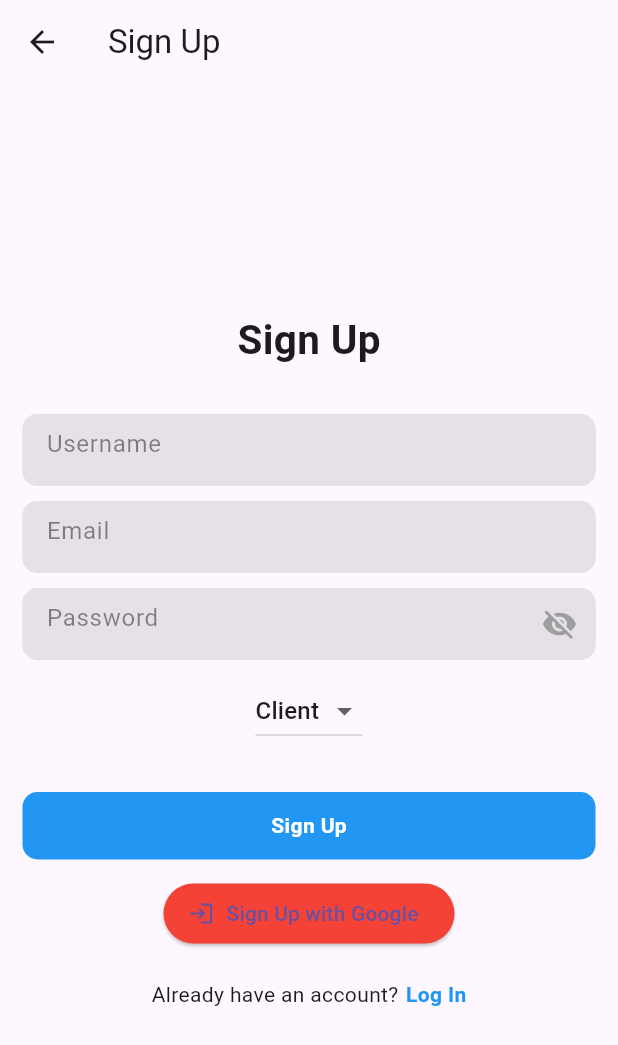
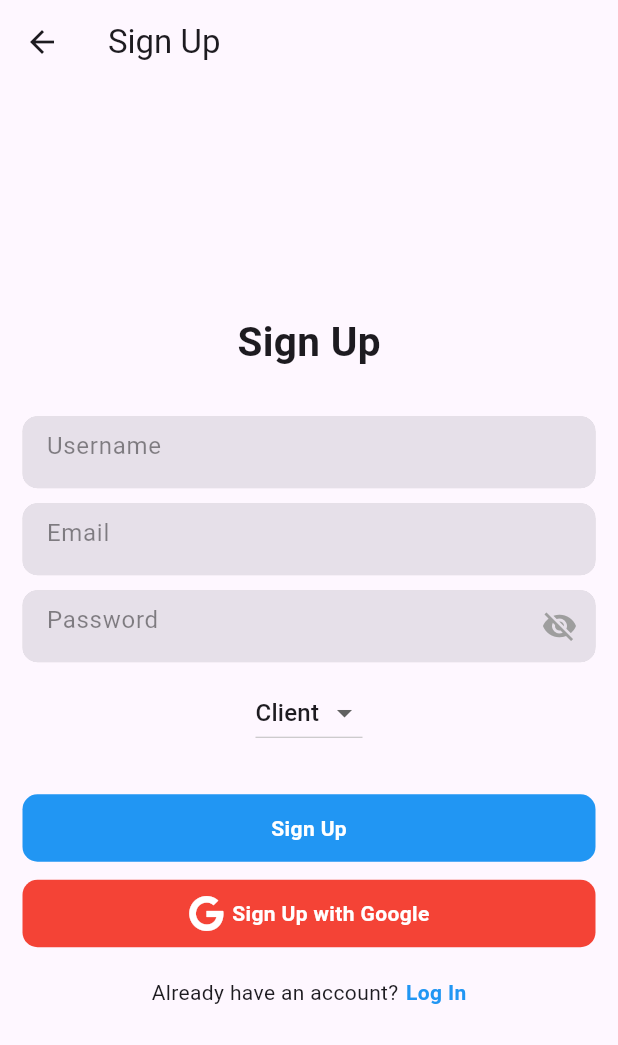
Before and after one commit to miriamjimenezj/coursefy, a Flutter app: the SignUpPage screen opened by its route, on a phone screen of 412 x 824 dp. Shown: the top 1045 px of the screen. Run offline on Flutter 3.47's test engine with Material 3 defaults, Android fonts, the light colour scheme and no system bars; our stand-ins replace cloud_firestore, file_picker, firebase_auth, firebase_core, firebase_storage, font_awesome_flutter and 1 more; accounts and stored records are empty; generated files the repository leaves out were written again.

Commit message:
SignUp with Google button

```diff
--- a/lib/features/presentation/pages/auth/sign_up_page.dart
+++ b/lib/features/presentation/pages/auth/sign_up_page.dart
@@ -6,6 +6,7 @@ import 'package:coursefy/features/presentation/widgets/form_container_widget.dar
 import 'package:coursefy/features/presentation/pages/admin/home_admin.dart';
 import 'package:coursefy/features/presentation/pages/client/home_client.dart';
 import 'package:google_sign_in/google_sign_in.dart';
+import 'package:font_awesome_flutter/font_awesome_flutter.dart';
 
 class SignUpPage extends StatefulWidget {
   final Function(Locale) onLocaleChange;
@@ -265,11 +266,26 @@ class _SignUpPageState extends State<SignUpPage> {
               ),
               if (_selectedRole == "client") ...[
                 const SizedBox(height: 12),
-                ElevatedButton.icon(
-                  icon: const Icon(Icons.login),
-                  style: ElevatedButton.styleFrom(backgroundColor: Colors.red),
-                  label: const Text("Sign Up with Google"),
-                  onPressed: _signUpWithGoogle,
+                GestureDetector(
+                  onTap: _signUpWithGoogle,
+                  child: Container(
+                    width: double.infinity,
+                    height: 45,
+                    decoration: BoxDecoration(color: Colors.red, borderRadius: BorderRadius.circular(10)),
+                    child: Center(
+                      child: Row(
+                        mainAxisAlignment: MainAxisAlignment.center,
+                        children: const [
+                          Icon(FontAwesomeIcons.google, color: Colors.white),
+                          SizedBox(width: 5),
+                          Text(
+                            "Sign Up with Google",
+                            style: TextStyle(color: Colors.white, fontWeight: FontWeight.bold),
+                          ),
+                        ],
+                      ),
+                    ),
+                  ),
                 ),
               ],
               const SizedBox(height: 20),
```
